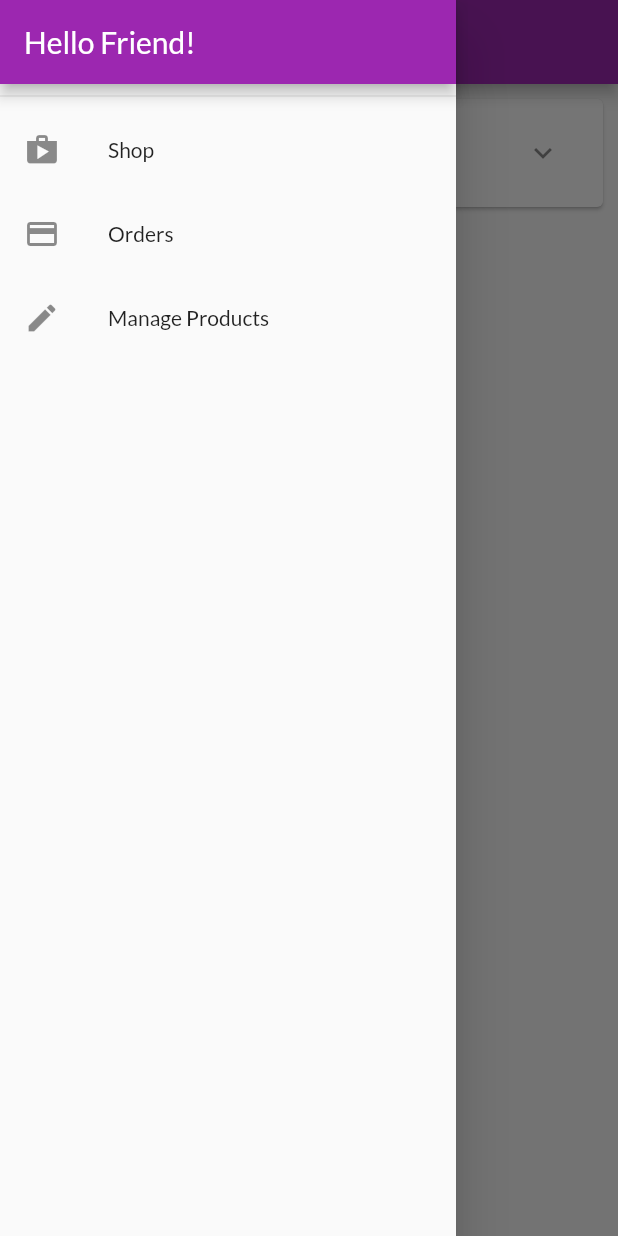
After one commit to NguyenNhiB1909962/CT484_lab1_B1909962_Nguyen_Nhi, a Flutter app: the OrdersScreen screen opened by its route, with the side drawer open, on a phone screen of 412 x 824 dp. The commit adds this screen. Run offline on Flutter 3.47's test engine with Material 2 defaults, Android fonts, the phone set to English and light mode, and no system bars; network calls fail.

Commit message:
Xay dung drawer va dinh tuyen theo ten

```diff
--- a/lib/ui/cart/cart_screen.dart
+++ b/lib/ui/cart/cart_screen.dart
@@ -5,7 +5,6 @@ import 'cart_item_card.dart';
 
 class CartScreen extends StatelessWidget {
   static const routeName = '/cart';
-
   const CartScreen({super.key});
 
   @override
--- a/lib/ui/orders/orders_screen.dart
+++ b/lib/ui/orders/orders_screen.dart
@@ -3,7 +3,10 @@ import 'package:flutter/material.dart';
 import 'order_manager.dart';
 import 'order_item_card.dart';
 
+import '../shared/app_drawer.dart';
+
 class OrdersScreen extends StatelessWidget {
+  static const routeName = '/orders';
 	const OrdersScreen({super.key});
 
 	@override
@@ -14,6 +17,7 @@ class OrdersScreen extends StatelessWidget {
       appBar: AppBar(
         title: const Text('Your Orders'),
       ),
+      drawer: const AppDrawer(),
       body: ListView.builder(
         itemCount: ordersManager.orderCount,
         itemBuilder: (ctx, i) => OrderItemCard(ordersManager.orders[i]),
--- a/lib/ui/products/product_detail_screen.dart
+++ b/lib/ui/products/product_detail_screen.dart
@@ -3,6 +3,7 @@ import 'package:flutter/material.dart';
 import '../../models/product.dart';
 
 class ProductDetailScreen extends StatelessWidget {
+  static const routeName = '/product-detail';
   const ProductDetailScreen(
     this.product, {
       super.key,
--- a/lib/ui/products/product_overview_screen.dart
+++ b/lib/ui/products/product_overview_screen.dart
@@ -1,6 +1,9 @@
 import 'package:flutter/material.dart';
+import 'package:myshop/ui/cart/cart_screen.dart';
 
 import 'products_grid.dart';
+
+import '../shared/app_drawer.dart';
 
 enum FilterOptions { favorites, all}
 
@@ -23,6 +26,7 @@ class _ProductsOverviewScreenState extends State<ProductsOverviewScreen> {
           buildProductFilterMenu(),
           buildShoppingCartIcon(),
         ],),
+        drawer: const AppDrawer(),
         body: ProductsGrid(_showOnlyFavorites),
     );
   }
@@ -33,7 +37,7 @@ class _ProductsOverviewScreenState extends State<ProductsOverviewScreen> {
         Icons.shopping_cart,
       ),
       onPressed: () {
-        print('Go to cart screen');
+        Navigator.of(context).pushNamed(CartScreen.routeName);
       },
     );
   }
--- a/lib/ui/products/products_manager.dart
+++ b/lib/ui/products/products_manager.dart
@@ -49,4 +49,8 @@ class ProductsManager {
   List<Product> get favoriteItems {
     return _items.where((prodItem) => prodItem.isFavorite).toList();
   }
+
+  Product findById(String id) {
+    return _items.firstWhere((prod) => prod.id == id);
+  }
 }
--- a/lib/ui/products/user_products_screen.dart
+++ b/lib/ui/products/user_products_screen.dart
@@ -3,7 +3,10 @@ import 'package:flutter/material.dart';
 import 'user_product_list_tile.dart';
 import 'products_manager.dart';
 
+import '../shared/app_drawer.dart';
+
 class UserProductsScreen extends StatelessWidget {
+  static const routeName = '/user-products';
   const UserProductsScreen({super.key});
 
   @override
@@ -16,6 +19,7 @@ class UserProductsScreen extends StatelessWidget {
           buildAddButton(),
         ],
       ),
+      drawer: const AppDrawer(),
       body: RefreshIndicator(
         onRefresh: () async => print('refresh products'),
         child: buildUserProductListView(productsManager),
--- /dev/null
+++ b/lib/ui/screens.dart
@@ -0,0 +1,10 @@
+export 'products/product_overview_screen.dart';
+export 'products/product_detail_screen.dart';
+export 'products/user_products_screen.dart';
+export 'products/products_manager.dart';
+
+export 'orders/orders_screen.dart';
+export 'orders/order_manager.dart';
+
+export 'cart/cart_screen.dart';
+export 'cart/cart_manager.dart';
--- /dev/null
+++ b/lib/ui/shared/app_drawer.dart
@@ -0,0 +1,46 @@
+import 'package:flutter/material.dart';
+
+import '../orders/orders_screen.dart';
+import '../products/user_products_screen.dart';
+
+class AppDrawer extends StatelessWidget {
+  const AppDrawer({super.key});
+
+  @override
+  Widget build(BuildContext context) {
+    return Drawer(
+      child: Column(
+        children: <Widget>[
+          AppBar(
+            title: const Text('Hello Friend!'),
+            automaticallyImplyLeading: false,
+          ),
+          const Divider(),
+          ListTile(
+            leading: const Icon(Icons.shop),
+            title: const Text('Shop'),
+            onTap: () {
+              Navigator.of(context).pushReplacementNamed('/');
+            },
+          ),
+          ListTile(
+            leading: const Icon(Icons.payment),
+            title: const Text('Orders'),
+            onTap: () {
+              Navigator.of(context)
+                .pushReplacementNamed(OrdersScreen.routeName);
+            },
+          ),
+          ListTile(
+            leading: const Icon(Icons.edit),
+            title: const Text('Manage Products'),
+            onTap: () {
+              Navigator.of(context)
+                .pushReplacementNamed(UserProductsScreen.routeName);
+            },
+          ),
+        ],
+      ),
+    );
+  }
+}
```
Also changed, not shown: lib/main.dart (+34 -9 lines), lib/ui/products/product_grid_tile.dart (+3 -4 lines).
